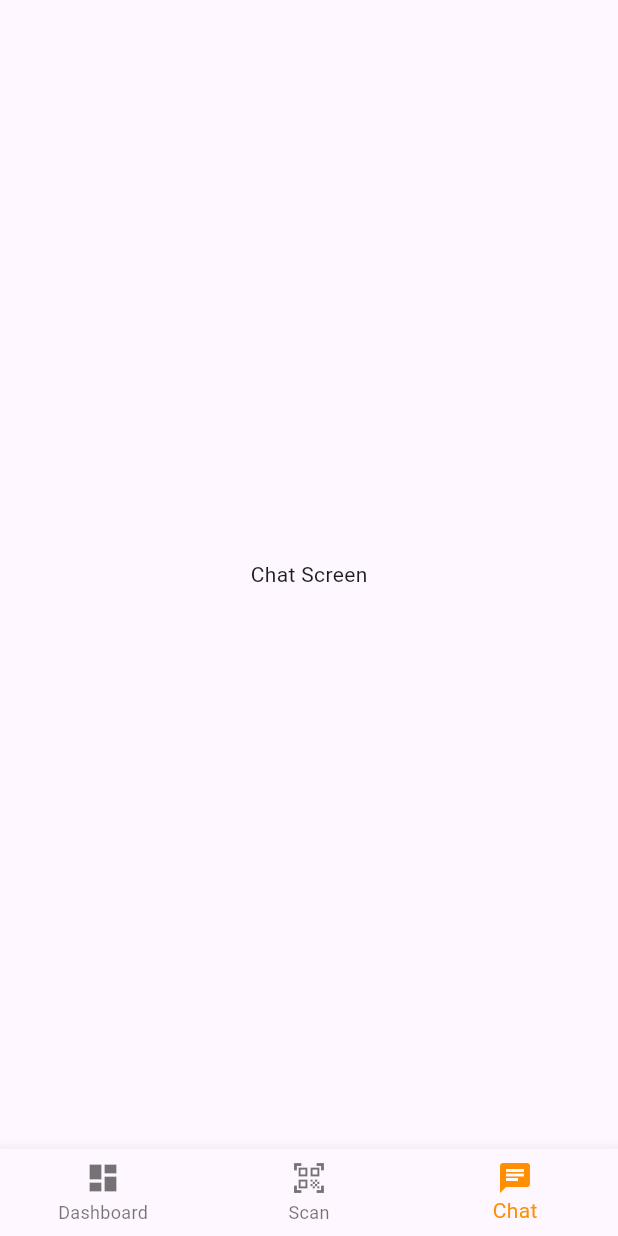
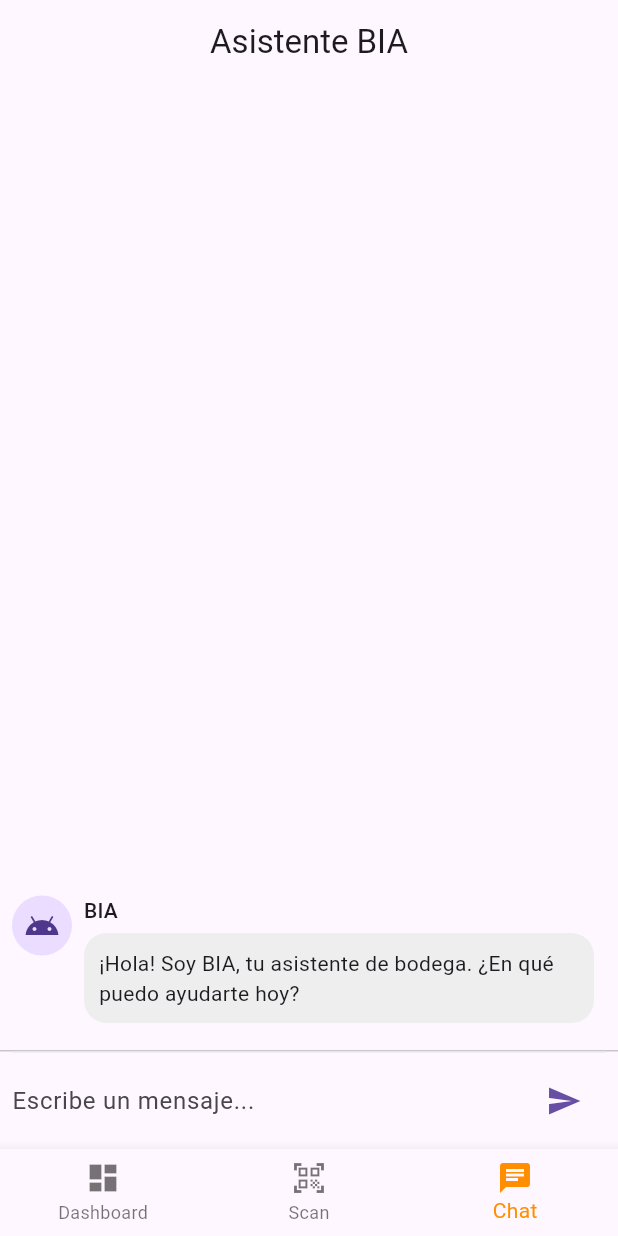
Before and after one commit to gathva/bia, a Flutter app: the screen it shows after launch, swiped to page 3, on a phone screen of 412 x 824 dp. Run offline on Flutter 3.47's test engine with Material 3 defaults, Android fonts, the light colour scheme and no system bars; our stand-ins replace cloud_firestore, firebase_auth, firebase_core, flutter_dotenv, google_generative_ai; missing offline and left inert: mobile_scanner; accounts and stored records are empty.

Commit message:
avances en el chat de bia

```diff
--- a/bia/lib/core/models/movement_model.dart
+++ b/bia/lib/core/models/movement_model.dart
@@ -52,9 +52,9 @@ class Movement {
     };
   }
 
-  factory Movement.fromMap(Map<String, dynamic> map) {
+  factory Movement.fromMap(Map<String, dynamic> map, String documentId) {
     return Movement(
-      id: map['id'] ?? '',
+      id: documentId,
       productId: map['productId'] ?? '',
       type: MovementType.values.firstWhere(
         (e) => e.toString() == map['type'],
--- a/bia/lib/core/models/product_model.dart
+++ b/bia/lib/core/models/product_model.dart
@@ -60,9 +60,9 @@ class Product {
     };
   }
 
-  factory Product.fromMap(Map<String, dynamic> map) {
+  factory Product.fromMap(Map<String, dynamic> map, String documentId) {
     return Product(
-      id: map['id'] ?? '',
+      id: documentId,
       name: map['name'] ?? '',
       barcode: map['barcode'] ?? '',
       description: map['description'] ?? '',
--- a/bia/lib/features/chat/screens/chat_screen.dart
+++ b/bia/lib/features/chat/screens/chat_screen.dart
@@ -1,13 +1,170 @@
 import 'package:flutter/material.dart';
+import 'package:bia/features/chat/services/ai_service.dart'; // Importa el servicio de IA
 
-class ChatScreen extends StatelessWidget {
+// Modelo simple para un mensaje de chat
+class ChatMessage {
+  final String text;
+  final bool isUser;
+
+  ChatMessage({required this.text, required this.isUser});
+}
+
+class ChatScreen extends StatefulWidget {
   const ChatScreen({super.key});
 
   @override
+  State<ChatScreen> createState() => _ChatScreenState();
+}
+
+class _ChatScreenState extends State<ChatScreen> {
+  final TextEditingController _textController = TextEditingController();
+  final List<ChatMessage> _messages = [
+    ChatMessage(text: "¡Hola! Soy BIA, tu asistente de bodega. ¿En qué puedo ayudarte hoy?", isUser: false),
+  ];
+  final AIService _aiService = AIService(); // Instancia del servicio
+  bool _isTyping = false; // Estado para el indicador de "escribiendo"
+
+  Future<void> _handleSubmitted(String text) async {
+    if (text.isEmpty) return;
+    _textController.clear();
+
+    // Añade el mensaje del usuario a la lista
+    setState(() {
+      _messages.insert(0, ChatMessage(text: text, isUser: true));
+      _isTyping = true; // Muestra el indicador de "escribiendo"
+    });
+
+    // Envía el mensaje a la IA y espera la respuesta
+    try {
+      final aiResponse = await _aiService.sendMessage(text);
+      // Añade la respuesta de la IA a la lista
+      setState(() {
+        _messages.insert(0, ChatMessage(text: aiResponse, isUser: false));
+      });
+    } catch (e) {
+      // Maneja el error y muestra un mensaje
+      setState(() {
+        _messages.insert(0, ChatMessage(text: "Lo siento, ocurrió un error.", isUser: false));
+      });
+    } finally {
+      setState(() {
+        _isTyping = false; // Oculta el indicador
+      });
+    }
+  }
+
+  @override
   Widget build(BuildContext context) {
-    return const Scaffold(
-      body: Center(
-        child: Text('Chat Screen'),
+    return Scaffold(
+      appBar: AppBar(
+        title: const Text('Asistente BIA'),
+        centerTitle: true,
+      ),
+      body: Column(
+        children: [
+          // Lista de mensajes
+          Flexible(
+            child: ListView.builder(
+              padding: const EdgeInsets.all(8.0),
+              reverse: true,
+              itemCount: _messages.length,
+              itemBuilder: (_, int index) => _buildMessage(_messages[index]),
+            ),
+          ),
+          if (_isTyping) _buildTypingIndicator(), // Muestra el indicador si la IA está "escribiendo"
+          const Divider(height: 1.0),
+          // Campo de entrada de texto
+          _buildTextComposer(),
+        ],
+      ),
+    );
+  }
+
+  // Widget para construir cada burbuja de mensaje
+  Widget _buildMessage(ChatMessage message) {
+    return Container(
+      margin: const EdgeInsets.symmetric(vertical: 10.0),
+      child: Row(
+        crossAxisAlignment: CrossAxisAlignment.start,
+        mainAxisAlignment: message.isUser ? MainAxisAlignment.end : MainAxisAlignment.start,
+        children: [
+          // Avatar (opcional, se puede personalizar)
+          if (!message.isUser)
+            const CircleAvatar(child: Icon(Icons.android)),
+          const SizedBox(width: 8),
+          Flexible(
+            child: Column(
+              crossAxisAlignment: message.isUser ? CrossAxisAlignment.end : CrossAxisAlignment.start,
+              children: [
+                Text(
+                  message.isUser ? "Tú" : "BIA",
+                  style: Theme.of(context).textTheme.titleSmall,
+                ),
+                Container(
+                  margin: const EdgeInsets.only(top: 5.0),
+                  padding: const EdgeInsets.all(10.0),
+                  decoration: BoxDecoration(
+                    color: message.isUser ? Colors.blue[100] : Colors.grey[200],
+                    borderRadius: BorderRadius.circular(15.0),
+                  ),
+                  child: Text(message.text),
+                ),
+              ],
+            ),
+          ),
+          const SizedBox(width: 8),
+          if (message.isUser)
+            const CircleAvatar(child: Icon(Icons.person)),
+        ],
+      ),
+    );
+  }
+
+  // Widget para el campo de texto y el botón de enviar
+  Widget _buildTextComposer() {
+    return IconTheme(
+      data: IconThemeData(color: Theme.of(context).colorScheme.primary),
+      child: Container(
+        margin: const EdgeInsets.symmetric(horizontal: 8.0),
+        child: Row(
+          children: [
+            Flexible(
+              child: TextField(
+                controller: _textController,
+                onSubmitted: _handleSubmitted,
+                decoration: const InputDecoration.collapsed(
+                  hintText: "Escribe un mensaje...",
+                ),
+              ),
+            ),
+            Container(
+              margin: const EdgeInsets.symmetric(horizontal: 4.0),
+              child: IconButton(
+                icon: const Icon(Icons.send),
+                onPressed: () => _handleSubmitted(_textController.text),
+              ),
+            ),
+          ],
+        ),
+        decoration: BoxDecoration(
+          border: Border(top: BorderSide(color: Colors.grey[200]!)),
+        ),
+        padding: const EdgeInsets.symmetric(vertical: 8.0), // Añade padding vertical
+      ),
+    );
+  }
+
+  // Widget para el indicador de "escribiendo"
+  Widget _buildTypingIndicator() {
+    return Padding(
+      padding: const EdgeInsets.all(8.0),
+      child: Row(
+        mainAxisAlignment: MainAxisAlignment.start,
+        children: [
+          const CircleAvatar(child: Icon(Icons.android)),
+          const SizedBox(width: 8),
+          Text("BIA está escribiendo..."),
+        ],
       ),
     );
   }
--- /dev/null
+++ b/bia/lib/features/chat/services/ai_service.dart
@@ -0,0 +1,23 @@
+
+import 'package:google_generative_ai/google_generative_ai.dart';
+import 'package:flutter_dotenv/flutter_dotenv.dart';
+
+class AIService {
+  final GenerativeModel _model;
+
+  AIService()
+      : _model = GenerativeModel(
+          model: 'gemini-1.5-flash-latest',
+          apiKey: dotenv.env['GEMINI_API_KEY']!,
+        );
+
+  Future<String> sendMessage(String message) async {
+    try {
+      final content = [Content.text(message)];
+      final response = await _model.generateContent(content);
+      return response.text ?? 'No response from AI.';
+    } catch (e) {
+      return 'Error: ${e.toString()}';
+    }
+  }
+}
--- a/bia/pubspec.yaml
+++ b/bia/pubspec.yaml
@@ -27,6 +27,9 @@ dependencies:
   # Hardware
   mobile_scanner: ^5.1.1
 
+  # AI
+  google_generative_ai: ^0.4.0
+
 
 dev_dependencies:
   flutter_test:
```
Also changed, not shown: bia/lib/core/services/firestore_service.dart (+4 -4 lines), bia/lib/features/scan/screens/scan_screen.dart (+8 -2 lines), bia/pubspec.lock, 1 other file.
